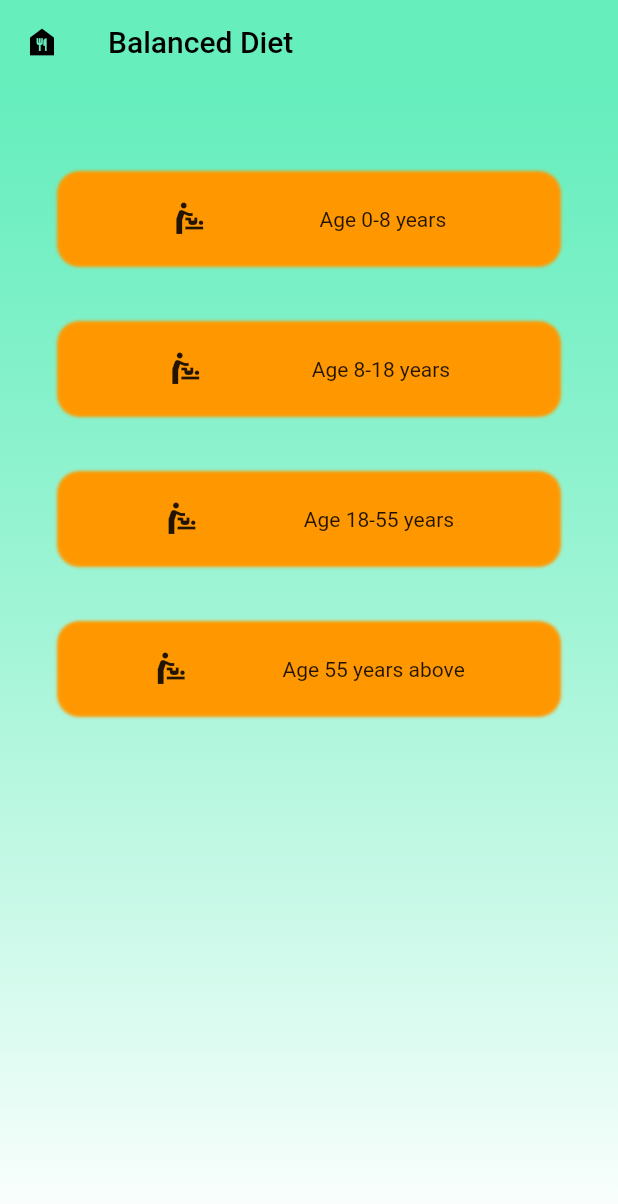
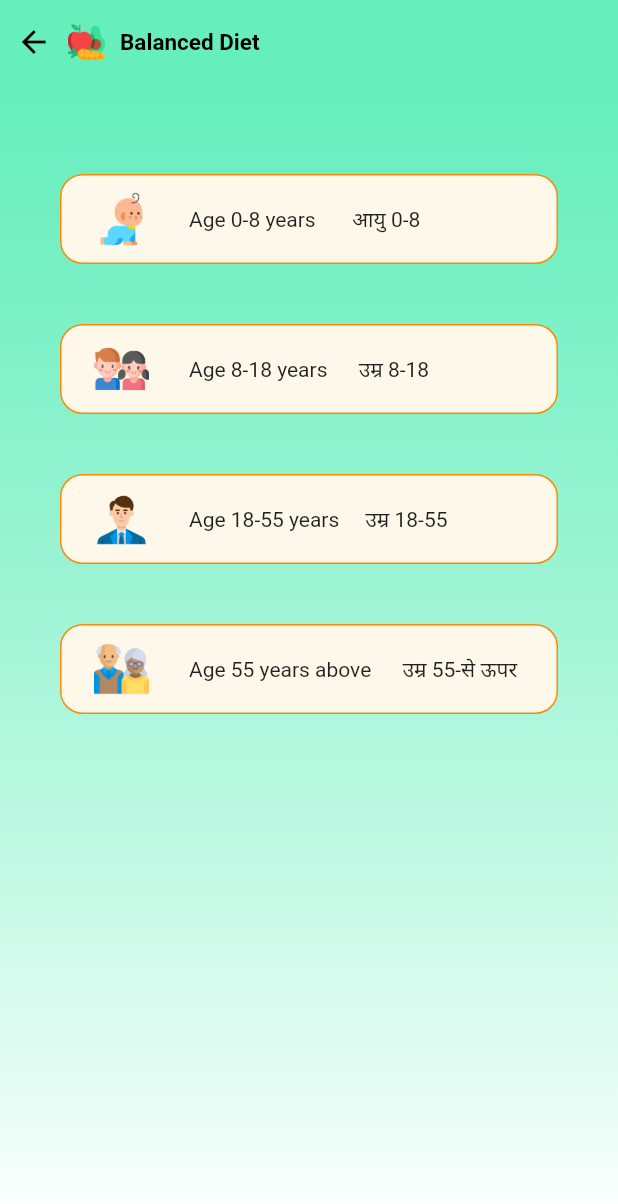
Before and after one commit to venkylm10/aarogya_connect, a Flutter app: the BalancedDiet screen opened directly, on a phone screen of 412 x 824 dp. Shown: the top 1204 px of the screen. Run offline on Flutter 3.47's test engine with Material 2 defaults, Android fonts, the phone set to English and light mode, and no system bars; our stand-ins replace geolocator, google_fonts, google_maps_flutter.

Commit message:
Balanced Diet Page done

```diff
--- a/lib/globals/colors.dart
+++ b/lib/globals/colors.dart
@@ -9,4 +9,5 @@ class MyColors {
   static const greenColor = Color.fromRGBO(55, 234, 170, 0.76);
   static const greenGradient = Color.fromRGBO(55, 234, 170, 0.1);
   static const homeTileColor = Color(0xffFEF8EA);
+
 }
--- a/lib/globals/constants.dart
+++ b/lib/globals/constants.dart
@@ -13,4 +13,8 @@ class AssetConstants {
   static const buyMedicine = 'assets/images/icons/buy_medicine.png';
   static const contactUs = 'assets/images/icons/contact_us.png';
   static const logout = 'assets/images/icons/logout.png';
+  static const baby = 'assets/images/icons/baby.png';
+  static const teenage = 'assets/images/icons/teenage.png';
+  static const adult = 'assets/images/icons/adult.png';
+  static const old = 'assets/images/icons/old.png';
 }
--- a/lib/pages/home.dart
+++ b/lib/pages/home.dart
@@ -75,14 +75,14 @@ class HomeScreen extends StatelessWidget {
               fit: BoxFit.cover,
             ),
             const SizedBox(height: 30),
-            buildHomeTileGrid(context),
+            buildHomeTileGrid(),
           ],
         ),
       ),
     );
   }
 
-  Widget buildHomeTileGrid(BuildContext context) {
+  Widget buildHomeTileGrid() {
     List<Map<String, String>> tiles = [
       {"icon_path": AssetConstants.location, "title": "/ नजदिकी अस्पताल"},
       {"icon_path": AssetConstants.diet, "title": "balanced Diet"},
--- a/lib/pages/login.dart
+++ b/lib/pages/login.dart
@@ -1,3 +1,4 @@
+import 'package:aarogya_connect/services/Map/BalancedDiet.dart';
 import 'package:aarogya_connect/services/Map/MapScreen.dart';
 import 'package:aarogya_connect/pages/home.dart';
 import 'package:flutter/material.dart';
--- a/lib/services/Map/BalancedDiet.dart
+++ b/lib/services/Map/BalancedDiet.dart
@@ -1,16 +1,76 @@
 import 'package:aarogya_connect/globals/colors.dart';
+import 'package:aarogya_connect/globals/constants.dart';
+import 'package:aarogya_connect/services/DietDescription.dart';
 import 'package:flutter/material.dart';
 
 class BalancedDiet extends StatelessWidget {
   const BalancedDiet({super.key});
 
+  Widget balancedDiet(String title, String logo) {
+    return Container(
+      height: 60,
+      margin: EdgeInsets.only(top: 20, bottom: 20),
+      decoration: BoxDecoration(
+          color: MyColors.homeTileColor,
+          borderRadius: BorderRadius.all(Radius.circular(15)),
+          border: Border.all(color: MyColors.orangeColor)),
+      child: GestureDetector(
+        child: Row(children: [
+          SizedBox(
+            width: 15,
+          ),
+          Image.asset(
+            logo,
+            fit: BoxFit.contain,
+            height: 37,
+            width: 50,
+          ),
+          SizedBox(
+            width: 20,
+          ),
+          Text(title),
+        ]),
+      ),
+    );
+  }
+
   @override
   Widget build(BuildContext context) {
     return Scaffold(
       appBar: AppBar(
-        title: Text("Balanced Diet",style: TextStyle(color: Colors.black),),
-        leading: Icon(Icons.food_bank,color: Colors.black),
-        elevation: 0.0,
+        leadingWidth: 45,
+        titleSpacing: 0,
+        leading: IconButton(
+            onPressed: () {
+              Navigator.pop(context);
+            },
+            icon: Icon(
+              Icons.arrow_back,
+              color: Colors.black,
+            )),
+        title: Row(
+          mainAxisAlignment: MainAxisAlignment.start,
+          children: [
+            Image.asset(
+              AssetConstants.diet,
+              fit: BoxFit.contain,
+              height: 25,
+            ),
+            SizedBox(
+              width: 10,
+            ),
+            Text(
+              "Balanced Diet",
+              style: TextStyle(
+                color: Colors.black,
+                fontWeight: FontWeight.bold,
+                fontSize: 15,
+              ),
+              textAlign: TextAlign.left,
+            ),
+          ],
+        ),
+        elevation: 0,
         backgroundColor: MyColors.greenColor,
       ),
       body: Container(
@@ -25,101 +85,35 @@ class BalancedDiet extends StatelessWidget {
             ],
           ),
         ),
-        child: Column(
-
-          children: [
-          Container(
-            height: 60,
-            margin: EdgeInsets.only(top: 20,bottom: 20),
-            decoration: BoxDecoration(
-              borderRadius: BorderRadius.all(Radius.circular(15)),
-              boxShadow: [
-                BoxShadow(
-                  color: Colors.orange,
-                  blurRadius: 1,
-                  spreadRadius: 1.5,
-                )
-              ]
-            ),
-            child: GestureDetector(
-              child: Row(
-                mainAxisAlignment: MainAxisAlignment.spaceEvenly,
-                children: [
-                Icon(Icons.baby_changing_station_outlined),
-                Text("Age 0-8 years"),
-
-              ]),
-            ),
-          ),
-          Container(
-            height: 60,
-            margin: EdgeInsets.only(top: 20,bottom: 20),
-            decoration: BoxDecoration(
-              borderRadius: BorderRadius.all(Radius.circular(15)),
-              boxShadow: [
-                BoxShadow(
-                  color: Colors.orange,
-                  blurRadius: 1,
-                  spreadRadius: 1.5,
-                )
-              ]
-            ),
-            child: GestureDetector(
-              child: Row(
-                mainAxisAlignment: MainAxisAlignment.spaceEvenly,
-                children: [
-                Icon(Icons.baby_changing_station_outlined),
-                Text("Age 8-18 years"),
-
-              ]),
-            ),
-          ),
-          Container(
-            height: 60,
-            margin: EdgeInsets.only(top: 20,bottom: 20),
-            decoration: BoxDecoration(
-              borderRadius: BorderRadius.all(Radius.circular(15)),
-              boxShadow: [
-                BoxShadow(
-                  color: Colors.orange,
-                  blurRadius: 1,
-                  spreadRadius: 1.5,
-                )
-              ]
-            ),
-            child: GestureDetector(
-              child: Row(
-                mainAxisAlignment: MainAxisAlignment.spaceEvenly,
-                children: [
-                Icon(Icons.baby_changing_station_outlined),
-                Text("Age 18-55 years"),
-
-              ]),
-            ),
-          ),
-          Container(
-            height: 60,
-            margin: EdgeInsets.only(top: 20,bottom: 20),
-            decoration: BoxDecoration(
-              borderRadius: BorderRadius.all(Radius.circular(15)),
-              boxShadow: [
-                BoxShadow(
-                  color: Colors.orange,
-                  blurRadius: 1,
-                  spreadRadius: 1.5,
-                )
-              ]
-            ),
-            child: GestureDetector(
-              child: Row(
-                mainAxisAlignment: MainAxisAlignment.spaceEvenly,
-                children: [
-                Icon(Icons.baby_changing_station_outlined),
-                Text("Age 55 years above"),
-
-              ]),
-            ),
-          )
+        child: Column(children: [
+          GestureDetector(
+              onTap: () {
+                Navigator.push(context,
+                    MaterialPageRoute(builder: (context) => DietDescription(data: 1,)));
+              },
+              child: balancedDiet(
+                  "Age 0-8 years       आयु 0-8", AssetConstants.baby)),
+          GestureDetector(
+              onTap: () {
+                Navigator.push(context,
+                    MaterialPageRoute(builder: (context) => DietDescription(data: 2,)));
+              },
+              child: balancedDiet(
+                  "Age 8-18 years      उम्र 8-18", AssetConstants.teenage)),
+          GestureDetector(
+              onTap: () {
+                Navigator.push(context,
+                    MaterialPageRoute(builder: (context) => DietDescription(data: 3,)));
+              },
+              child: balancedDiet(
+                  "Age 18-55 years     उम्र 18-55", AssetConstants.adult)),
+          GestureDetector(
+              onTap: () {
+                Navigator.push(context,
+                    MaterialPageRoute(builder: (context) => DietDescription(data: 4,)));
+              },
+              child: balancedDiet("Age 55 years above      उम्र 55-से ऊपर",
+                  AssetConstants.old)),
         ]),
       ),
     );
```
Also changed, not shown: lib/services/DietDescription.dart (added, +65 -0 lines), assets/images/icons/adult.png (added), assets/images/icons/baby.png (added), assets/images/icons/old.png (added), assets/images/icons/teenage.png (added).
